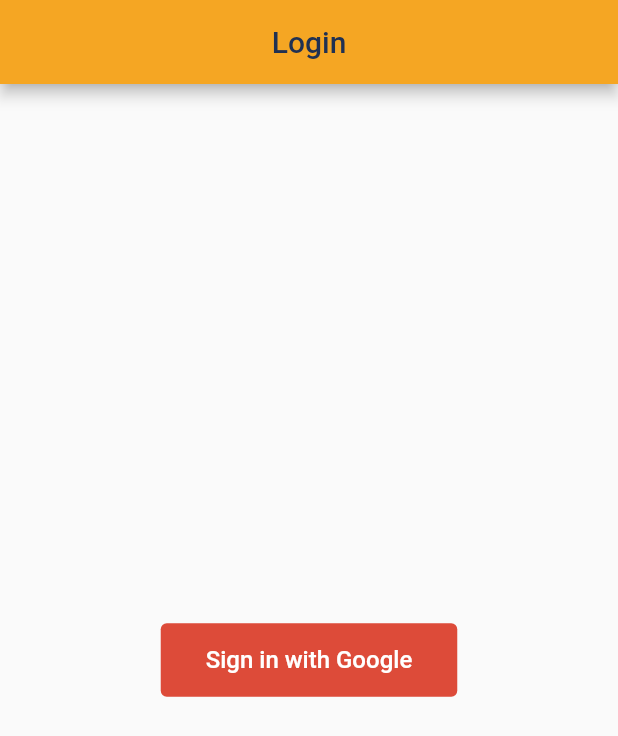
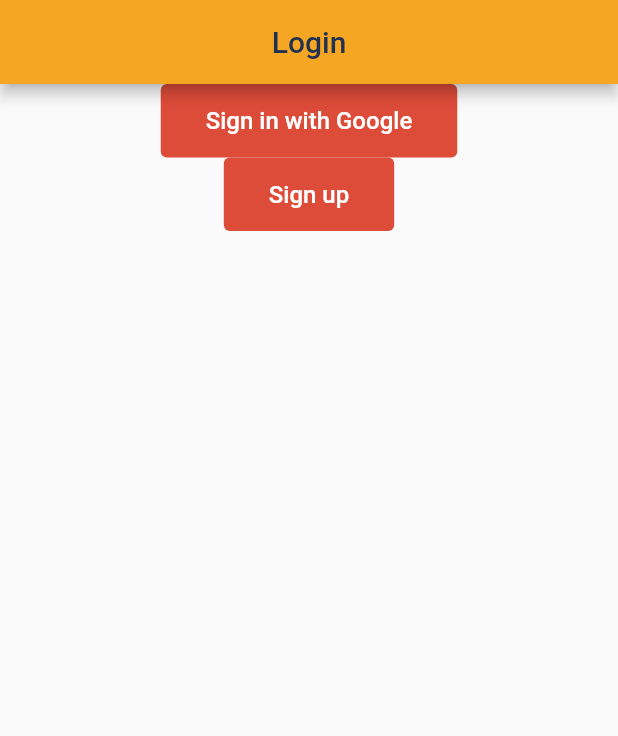
Before and after one commit to pranavpv773/chat_app, a Flutter app: the screen it shows after launch, on a phone screen of 412 x 824 dp. Shown: the top 736 px of the screen. Run offline on Flutter 3.47's test engine with Material 2 defaults, Android fonts, the phone set to English and light mode, and no system bars; our stand-ins replace cloud_firestore, firebase_auth, firebase_core, firebase_messaging, firebase_storage, flutter_local_notifications and 5 more; accounts and stored records are empty.

```diff
--- a/lib/main.dart
+++ b/lib/main.dart
@@ -4,6 +4,7 @@ import 'package:firebase_core/firebase_core.dart';
 import 'package:firebase_storage/firebase_storage.dart';
 import 'package:flutter/material.dart';
 import 'package:flutter_chat_demo/constants/app_constants.dart';
+import 'package:flutter_chat_demo/providers/sign_up_provider.dart';
 import 'package:google_sign_in/google_sign_in.dart';
 import 'package:provider/provider.dart';
 import 'package:shared_preferences/shared_preferences.dart';
@@ -45,6 +46,9 @@ class MyApp extends StatelessWidget {
             firebaseStorage: this.firebaseStorage,
           ),
         ),
+        ChangeNotifierProvider(
+          create: (create) => SignUpProvider(),
+        ),
         Provider<HomeProvider>(
           create: (_) => HomeProvider(
             firebaseFirestore: this.firebaseFirestore,
--- /dev/null
+++ b/lib/models/user_modal.dart
@@ -0,0 +1,33 @@
+class UserModel {
+  String? uid;
+  String? username;
+  String? email;
+  String? phone;
+  UserModel({
+    this.uid,
+    this.phone,
+    this.username,
+    this.email,
+  });
+
+//data from Server
+
+  factory UserModel.fromMap(Map<String, dynamic> map) {
+    return UserModel(
+      uid: map['uid'],
+      username: map['username'],
+      phone: map['phone'],
+      email: map['email'],
+    );
+  }
+
+  // sending data to server
+  Map<String, dynamic> toMap() {
+    return {
+      'uid': uid,
+      'username': username,
+      'email': email,
+      'phone': phone,
+    };
+  }
+}
--- a/lib/pages/login_page.dart
+++ b/lib/pages/login_page.dart
@@ -1,6 +1,7 @@
 import 'package:flutter/material.dart';
 import 'package:flutter_chat_demo/constants/app_constants.dart';
 import 'package:flutter_chat_demo/constants/color_constants.dart';
+import 'package:flutter_chat_demo/pages/sign_up.dart';
 import 'package:flutter_chat_demo/providers/auth_provider.dart';
 import 'package:fluttertoast/fluttertoast.dart';
 import 'package:provider/provider.dart';
@@ -40,8 +41,10 @@ class LoginPageState extends State<LoginPage> {
           ),
           centerTitle: true,
         ),
-        body: Stack(
+        body: Column(
           children: <Widget>[
+            Stack(
+              children: [
                 Center(
                   child: TextButton(
                     onPressed: () async {
@@ -66,7 +69,8 @@ class LoginPageState extends State<LoginPage> {
                     style: ButtonStyle(
                       backgroundColor: MaterialStateProperty.resolveWith<Color>(
                         (Set<MaterialState> states) {
-                      if (states.contains(MaterialState.pressed)) return Color(0xffdd4b39).withOpacity(0.8);
+                          if (states.contains(MaterialState.pressed))
+                            return Color(0xffdd4b39).withOpacity(0.8);
                           return Color(0xffdd4b39);
                         },
                       ),
@@ -77,9 +81,43 @@ class LoginPageState extends State<LoginPage> {
                     ),
                   ),
                 ),
+                Positioned(
+                  child: authProvider.status == Status.authenticating
+                      ? LoadingView()
+                      : SizedBox.shrink(),
+                ),
+              ],
+            ),
             // Loading
-            Positioned(
-              child: authProvider.status == Status.authenticating ? LoadingView() : SizedBox.shrink(),
+
+            Center(
+              child: TextButton(
+                onPressed: () async {
+                  Navigator.push(
+                    context,
+                    MaterialPageRoute(
+                      builder: (context) => SignUpScreen(),
+                    ),
+                  );
+                },
+                child: Text(
+                  'Sign up',
+                  style: TextStyle(fontSize: 16, color: Colors.white),
+                ),
+                style: ButtonStyle(
+                  backgroundColor: MaterialStateProperty.resolveWith<Color>(
+                    (Set<MaterialState> states) {
+                      if (states.contains(MaterialState.pressed))
+                        return Color(0xffdd4b39).withOpacity(0.8);
+                      return Color(0xffdd4b39);
+                    },
+                  ),
+                  splashFactory: NoSplash.splashFactory,
+                  padding: MaterialStateProperty.all<EdgeInsets>(
+                    EdgeInsets.fromLTRB(30, 15, 30, 15),
+                  ),
+                ),
+              ),
             ),
           ],
         ));
--- a/pubspec.yaml
+++ b/pubspec.yaml
@@ -21,6 +21,7 @@ dependencies:
   flutter_local_notifications: 13.0.0
   photo_view: 0.14.0
   provider: ^6.0.1
+  top_snackbar_flutter: ^3.0.0+1
 
 dev_dependencies:
   flutter_test:
```
Also changed, not shown: lib/pages/sign_up.dart (added, +100 -0 lines), lib/providers/auth_provider.dart (+12 -5 lines), lib/providers/dialog_provider.dart (added, +55 -0 lines), lib/providers/sign_up_provider.dart (added, +75 -0 lines), lib/widgets/textforms.dart (added, +158 -0 lines), pubspec.lock, 8 other files. Lines whose indentation alone changed are shown as unchanged.
